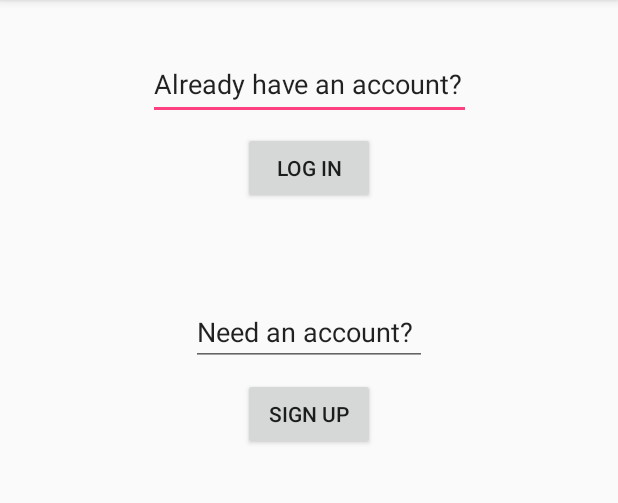
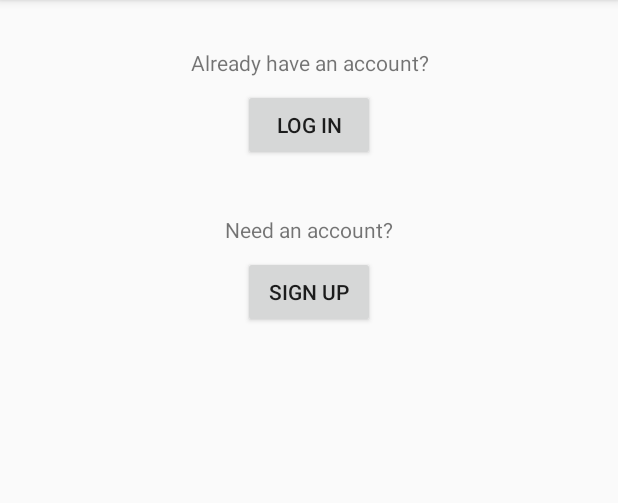
Before and after one commit to william-crawford/Lamp, an Android app: the screen it shows after launch (WelcomeActivity), on a phone screen of 412 x 824 dp, the part 84-587 px from its top. Run offline under Robolectric (Android 15) with nearby library versions, the phone set to English and light mode, and no system bars.

Commit message:
welcome screen has functioning login button and no more editText

```diff
--- a/app/src/main/java/cs2340/edu/gatech/lamp/controller/WelcomeActivity.java
+++ b/app/src/main/java/cs2340/edu/gatech/lamp/controller/WelcomeActivity.java
@@ -1,7 +1,10 @@
 package cs2340.edu.gatech.lamp.controller;
 
+import android.content.Intent;
 import android.support.v7.app.AppCompatActivity;
 import android.os.Bundle;
+import android.view.View;
+import android.widget.Button;
 
 import cs2340.edu.gatech.lamp.R;
 
@@ -11,5 +14,18 @@ public class WelcomeActivity extends AppCompatActivity {
     protected void onCreate(Bundle savedInstanceState) {
         super.onCreate(savedInstanceState);
         setContentView(R.layout.activity_welcome);
+
+        Button login = findViewById(R.id.btn_goto_login);
+        login.setOnClickListener(new View.OnClickListener() {
+            @Override
+            public void onClick(View view) {
+                goToLogin();
+            }
+        });
+
+    }
+
+    private void goToLogin() {
+        startActivity(new Intent(this, LoginActivity.class));
     }
 }
--- a/app/src/main/res/layout/activity_welcome.xml
+++ b/app/src/main/res/layout/activity_welcome.xml
@@ -19,7 +19,7 @@
         app:layout_constraintTop_toBottomOf="@+id/editText2" />
 
     <Button
-        android:id="@+id/button4"
+        android:id="@+id/btn_goto_login"
         android:layout_width="wrap_content"
         android:layout_height="wrap_content"
         android:layout_marginEnd="8dp"
@@ -30,31 +30,31 @@
         app:layout_constraintStart_toStartOf="parent"
         app:layout_constraintTop_toBottomOf="@+id/editText" />
 
-    <EditText
+    <TextView
         android:id="@+id/editText"
-        android:layout_width="215dp"
-        android:layout_height="48dp"
+        android:layout_width="wrap_content"
+        android:layout_height="wrap_content"
         android:layout_marginEnd="8dp"
         android:layout_marginStart="8dp"
         android:layout_marginTop="32dp"
         android:ems="10"
-        android:inputType="textPersonName"
         android:text="Already have an account?"
+        android:textAlignment="center"
         app:layout_constraintEnd_toEndOf="parent"
         app:layout_constraintStart_toStartOf="parent"
         app:layout_constraintTop_toTopOf="parent" />
 
-    <EditText
+    <TextView
         android:id="@+id/editText2"
-        android:layout_width="157dp"
-        android:layout_height="44dp"
+        android:layout_width="wrap_content"
+        android:layout_height="wrap_content"
         android:layout_marginEnd="8dp"
         android:layout_marginStart="8dp"
-        android:layout_marginTop="64dp"
+        android:layout_marginTop="36dp"
         android:ems="10"
-        android:inputType="textPersonName"
         android:text="Need an account?"
+        android:textAlignment="center"
         app:layout_constraintEnd_toEndOf="parent"
         app:layout_constraintStart_toStartOf="parent"
-        app:layout_constraintTop_toBottomOf="@+id/button4" />
+        app:layout_constraintTop_toBottomOf="@+id/btn_goto_login" />
 </android.support.constraint.ConstraintLayout>
```
